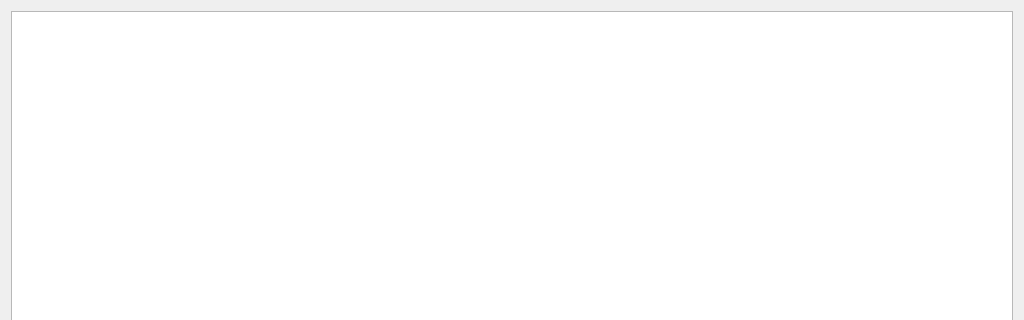
First picture: the form in formlist.ui, repository MyQt/UITest, before the edit; both pictures show x 0 to 1024 and y 0 to 320 of the 1024 by 645 pixel window.
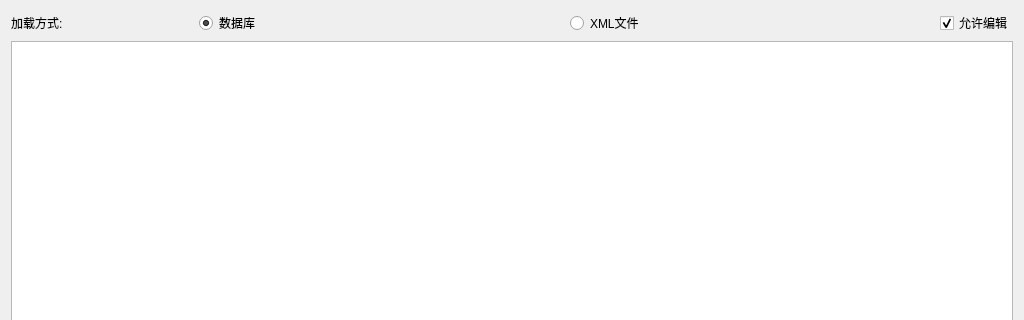
Second picture: the form after the edit.

Commit message: 选取数据源与编辑可选功能

```diff
--- a/formlist.ui
+++ b/formlist.ui
@@ -13,7 +13,51 @@
   <property name="windowTitle">
    <string>Form</string>
   </property>
-  <layout class="QVBoxLayout" name="verticalLayout">
+  <layout class="QVBoxLayout" name="verticalLayout_2">
+   <item>
+    <layout class="QVBoxLayout" name="verticalLayout" stretch="1,15">
+     <item>
+      <layout class="QHBoxLayout" name="horizontalLayout_2">
+       <item>
+        <layout class="QHBoxLayout" name="horizontalLayout" stretch="1,2,2">
+         <item>
+          <widget class="QLabel" name="label">
+           <property name="text">
+            <string>加载方式:</string>
+           </property>
+          </widget>
+         </item>
+         <item>
+          <widget class="QRadioButton" name="radioButton_database">
+           <property name="text">
+            <string>数据库</string>
+           </property>
+           <property name="checked">
+            <bool>true</bool>
+           </property>
+          </widget>
+         </item>
+         <item>
+          <widget class="QRadioButton" name="radioButton_xml">
+           <property name="text">
+            <string>XML文件</string>
+           </property>
+          </widget>
+         </item>
+        </layout>
+       </item>
+       <item>
+        <widget class="QCheckBox" name="checkBox_bEdit">
+         <property name="text">
+          <string>允许编辑</string>
+         </property>
+         <property name="checked">
+          <bool>true</bool>
+         </property>
+        </widget>
+       </item>
+      </layout>
+     </item>
    <item>
     <widget class="QListWidget" name="listWidget">
      <property name="sizePolicy">
@@ -23,6 +67,8 @@
       </sizepolicy>
      </property>
     </widget>
+     </item>
+    </layout>
    </item>
   </layout>
  </widget>
```
Lines whose indentation alone changed are shown as unchanged. The commit also changes 4 other files.
